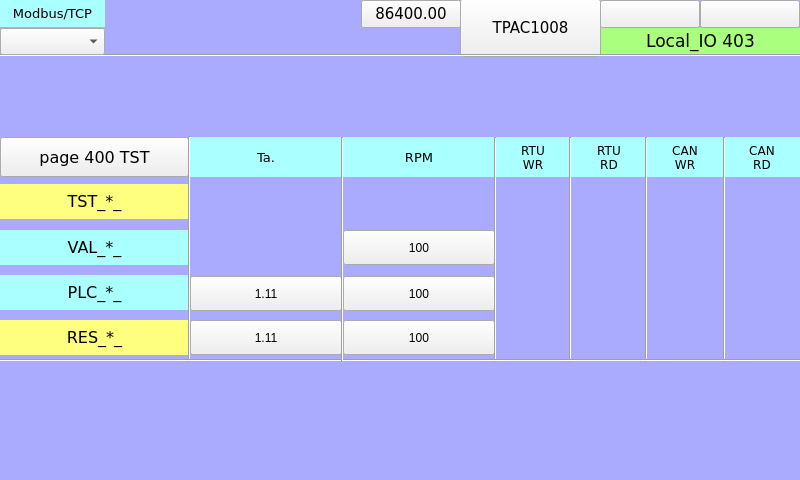
Qt form TPAC1008_01/Local_IO_HMI/page403.ui (MECTsrl/mect_apps) before a commit.
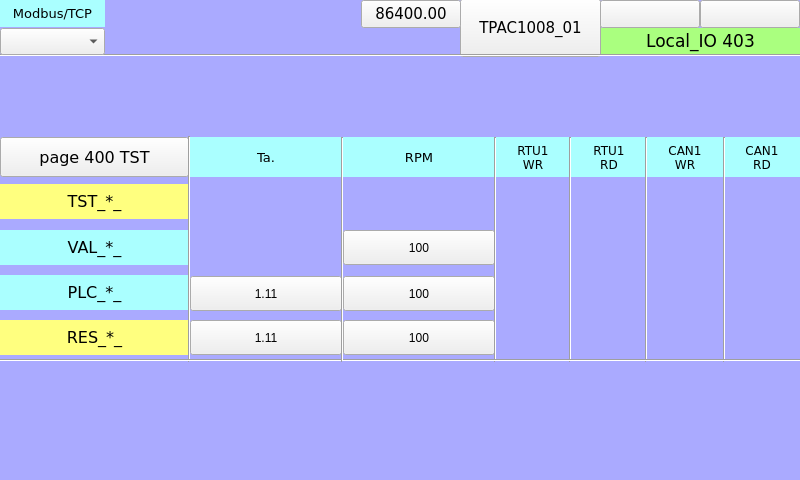
The same form after that commit. Custom widgets are drawn as their Qt base class.

Commit message: Octopus review for TPAC1008_01 and temperatures.

The edit to the form file:
```diff
--- a/TPAC1008_01/Local_IO_HMI/page403.ui
+++ b/TPAC1008_01/Local_IO_HMI/page403.ui
@@ -172,7 +172,7 @@
     </color>
    </property>
    <property name="text">
-    <string>TPAC1008</string>
+    <string>TPAC1008_01</string>
    </property>
    <property name="pressText">
     <string>TPAC1008</string>
@@ -466,7 +466,7 @@
     <string notr="true">background-color: rgb(170, 255, 255);</string>
    </property>
    <property name="text">
-    <string>RTU
+    <string>RTU1
 WR</string>
    </property>
    <property name="alignment">
@@ -786,7 +786,7 @@
     <string notr="true">background-color: rgb(170, 255, 255);</string>
    </property>
    <property name="text">
-    <string>RTU
+    <string>RTU1
 RD</string>
    </property>
    <property name="alignment">
@@ -894,7 +894,7 @@
     <string notr="true">background-color: rgb(170, 255, 255);</string>
    </property>
    <property name="text">
-    <string>CAN
+    <string>CAN1
 WR</string>
    </property>
    <property name="alignment">
@@ -1383,7 +1383,7 @@
     <string notr="true">background-color: rgb(170, 255, 255);</string>
    </property>
    <property name="text">
-    <string>CAN
+    <string>CAN1
 RD</string>
    </property>
    <property name="alignment">
```
Left out of the diff: 58 changed lines with no effect on the pictures. The commit also changes 21 other files.
